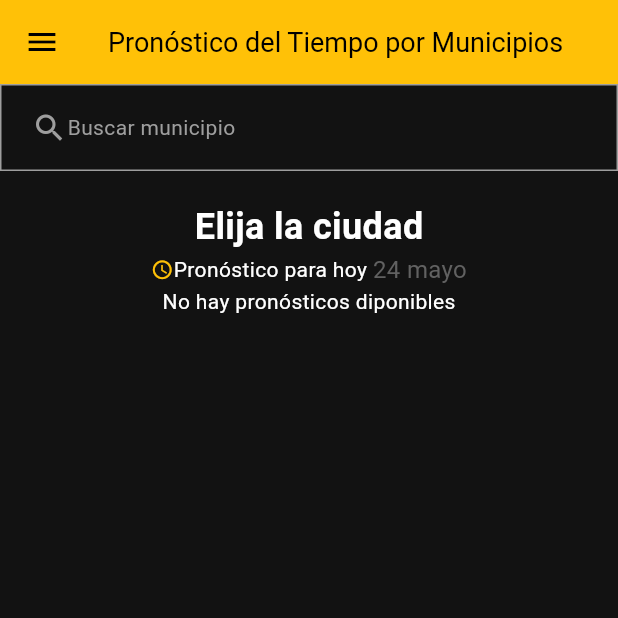
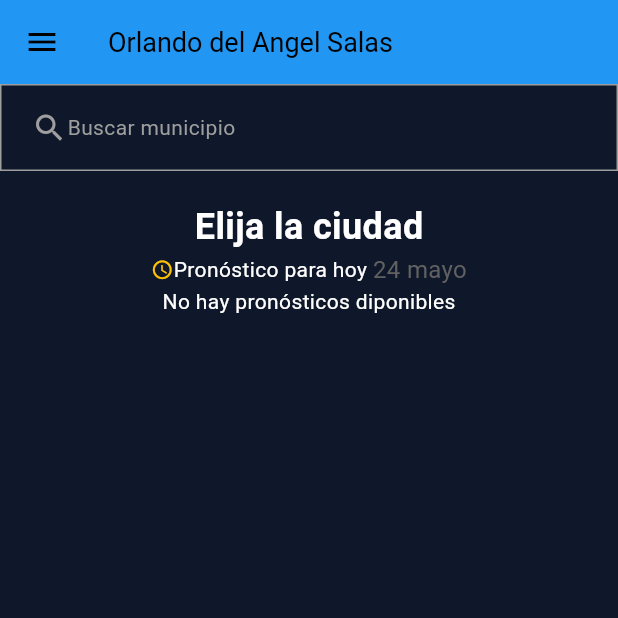
Before and after one commit to alex500tec/smnmainn, a Flutter app: the screen it shows after launch, on a phone screen of 412 x 824 dp, the top half of it. Run offline on Flutter 3.47's test engine with Material 3 defaults, Android fonts, the phone set to English and light mode, and no system bars; our stand-ins replace diacritic, geocoding, geolocator, shared_preferences, weather_icons.

Commit message:
mi nombre y cambio de colores

```diff
--- a/lib/MainApp.dart
+++ b/lib/MainApp.dart
@@ -9,7 +9,6 @@ import 'package:smn/providers/provider_pronosticos.dart';
 import 'package:smn/providers/provider_tema.dart';
 import 'package:smn/pages/pagina_favoritos.dart';
 
-
 final GlobalKey<NavigatorState> navigatorKey = GlobalKey<NavigatorState>();
 
 class MainApp extends StatelessWidget {
@@ -19,11 +18,11 @@ class MainApp extends StatelessWidget {
   Widget build(BuildContext context) {
     final ThemeData temaClaro = ThemeData(
       brightness: Brightness.light,
-      scaffoldBackgroundColor: Colors.white,
-      primaryColor: Colors.amber,
-      appBarTheme: AppBarTheme(
-        backgroundColor: Colors.amber,
-        foregroundColor: Colors.black,
+      scaffoldBackgroundColor: const Color(0xFFF1F5F9),
+      primaryColor: const Color(0xFF2563EB), // Azul vibrante
+      appBarTheme: const AppBarTheme(
+        backgroundColor: Color(0xFF2563EB),
+        foregroundColor: Colors.white,
         elevation: 0,
       ),
       textTheme: const TextTheme(
@@ -35,61 +34,48 @@ class MainApp extends StatelessWidget {
       iconTheme: const IconThemeData(
         color: Colors.black,
       ),
-      colorScheme: ColorScheme.light(
-        primary: Colors.amber,
-        onPrimary: Colors.black,
-        background: Colors.white,
+      colorScheme: const ColorScheme.light(
+        primary: Color(0xFF2563EB),
+        onPrimary: Colors.white,
+        background: Color(0xFFF1F5F9),
         onBackground: Colors.black,
         surface: Colors.white,
         onSurface: Colors.black,
       ),
     );
+
     final ThemeData temaOscuro = ThemeData.dark().copyWith(
-      scaffoldBackgroundColor: const Color(0xFF121212), // Fondo oscuro
-      primaryColor: Colors.amber, // Color primario ámbar
-
+      scaffoldBackgroundColor: const Color(0xFF0F172A), // Fondo oscuro
+      primaryColor: const Color(0xFF60A5FA), // Azul suave
       appBarTheme: const AppBarTheme(
-        backgroundColor: Colors.amber, // AppBar ámbar
-        foregroundColor: Colors.black, // Texto e íconos en negro sobre ámbar
+        backgroundColor: Color(0xFF60A5FA),
+        foregroundColor: Colors.black,
         elevation: 0,
       ),
-
       iconTheme: const IconThemeData(
         color: Colors.white,
       ),
-
       textTheme: ThemeData.dark().textTheme.apply(
             bodyColor: Colors.white,
             displayColor: Colors.white,
           ),
-
       colorScheme: const ColorScheme.dark(
-        primary: Colors.amber,
+        primary: Color(0xFF60A5FA),
         onPrimary: Colors.black,
-        background: Color(0xFF121212),
+        background: Color(0xFF0F172A),
         onBackground: Colors.white,
-        surface: Color(0xFF1E1E1E),
+        surface: Color(0xFF1E293B),
         onSurface: Colors.white,
       ),
     );
 
     return MultiProvider(
       providers: [
-        ChangeNotifierProvider(
-          create: (context) => ProviderTema(),
-        ),
-        ChangeNotifierProvider(
-          create: (context) => ProviderMunicipio(),
-        ),
-        ChangeNotifierProvider(
-          create: (context) => ProviderListaMunicipios(),
-        ),
-        ChangeNotifierProvider(
-          create: (context) => ProviderPronosticos(),
-        ),
-        ChangeNotifierProvider(
-          create: (context) => ProviderDias(),
-        ),
+        ChangeNotifierProvider(create: (context) => ProviderTema()),
+        ChangeNotifierProvider(create: (context) => ProviderMunicipio()),
+        ChangeNotifierProvider(create: (context) => ProviderListaMunicipios()),
+        ChangeNotifierProvider(create: (context) => ProviderPronosticos()),
+        ChangeNotifierProvider(create: (context) => ProviderDias()),
       ],
       child: Builder(builder: (context) {
         return Consumer<ProviderTema>(builder: (context, tema, child) {
@@ -101,8 +87,8 @@ class MainApp extends StatelessWidget {
             debugShowCheckedModeBanner: false,
             home: PaginaInicial(),
             routes: {
-  '/favoritos': (context) => PaginaFavoritos(),
-},
+              '/favoritos': (context) => PaginaFavoritos(),
+            },
           );
         });
       }),
--- a/lib/pages/pagina_favoritos.dart
+++ b/lib/pages/pagina_favoritos.dart
@@ -31,7 +31,7 @@ class _PaginaFavoritosState extends State<PaginaFavoritos> {
   Widget build(BuildContext context) {
     return Scaffold(
       appBar: AppBar(
-        title: const Text('Favoritos'),
+        title: const Text('Orlando del Angel Salas'),
       ),
       body: favoritos.isEmpty
           ? Center(child: Text('No tienes municipios favoritos'))
--- a/lib/pages/pagina_inicial.dart
+++ b/lib/pages/pagina_inicial.dart
@@ -218,9 +218,9 @@ class _PaginaInicialState extends State<PaginaInicial> {
           : SizedBox();
     })
   ],
-  backgroundColor: Colors.amber,
+  backgroundColor: Colors.blue,
   title: Text(
-    'Pronóstico del Tiempo por Municipios',
+    'Orlando del Angel Salas',
     style: TextStyle(fontSize: 18),
   ),
 ),
```
